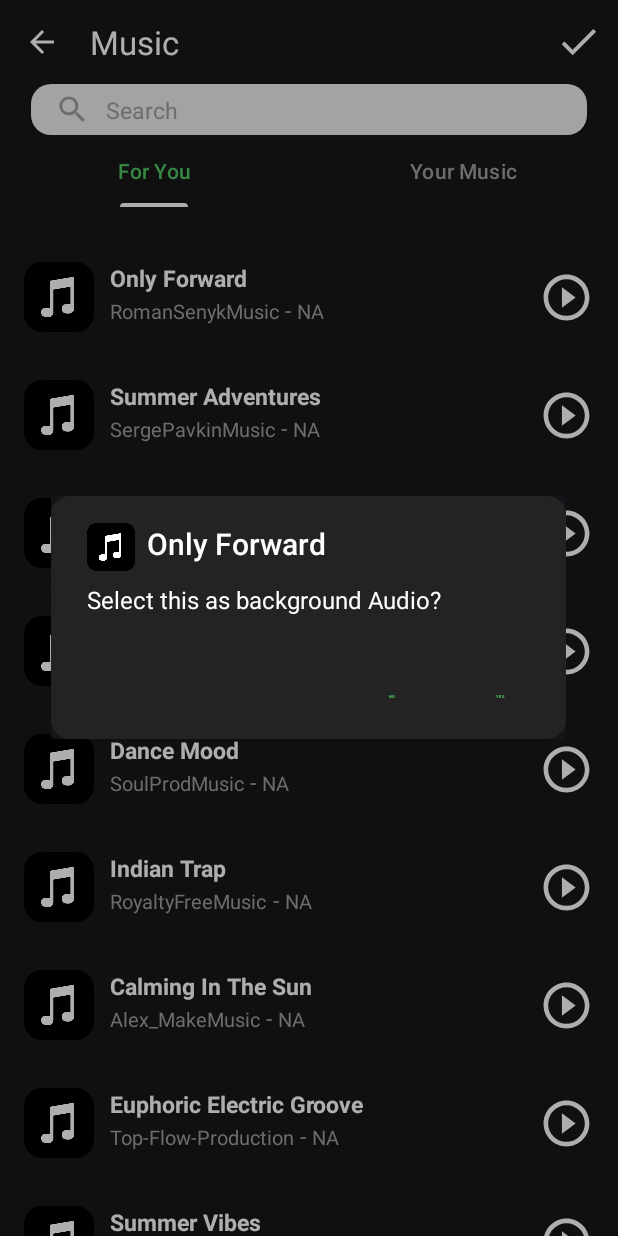
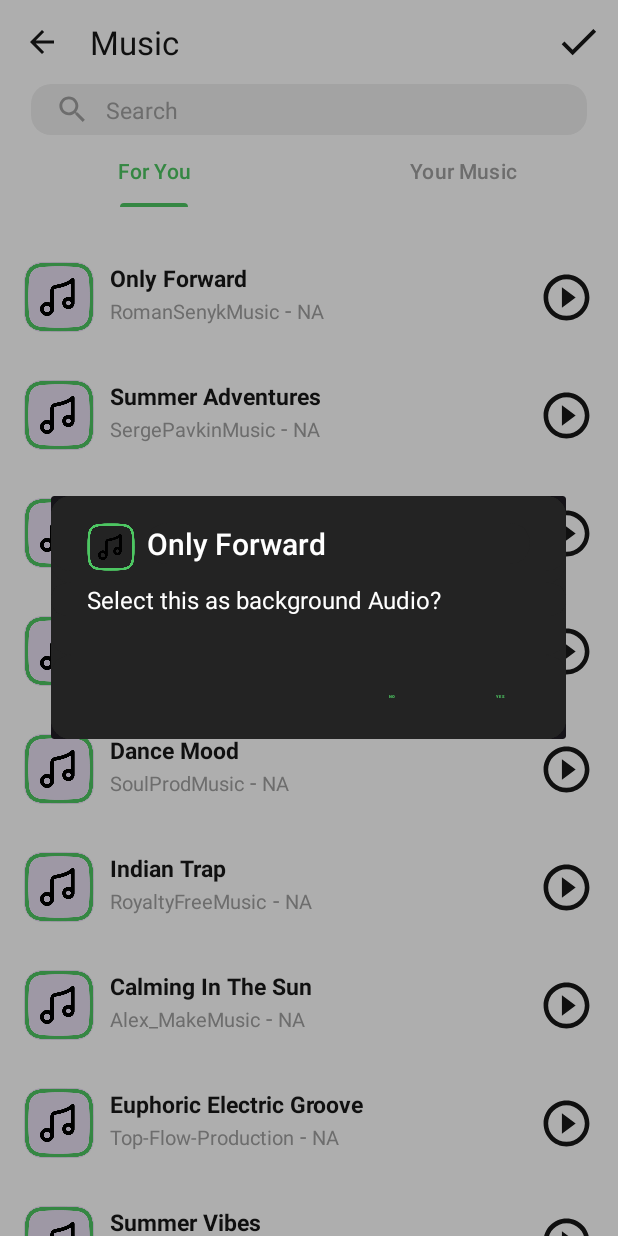
Before and after one commit to Abizer-R/Fun-Stuff-Projects, an Android app: the fragment SelectAudioBottomSheet placed in its activity, after a tap on "Only Forward", on a phone screen of 412 x 824 dp. Run offline under Robolectric (Android 15) with nearby library versions, the phone set to English and light mode, and no system bars; our stand-ins replace Dagger/Hilt's generated code, data binding, sdp/ssp sizes; pictures from the network do not load; 1 statement that could not run was skipped.

Commit message:
updated ui

```diff
--- a/Funstuff01/app/src/main/res/layout/activity_text_to_image.xml
+++ b/Funstuff01/app/src/main/res/layout/activity_text_to_image.xml
@@ -97,26 +97,19 @@
                 app:layout_constraintEnd_toStartOf="@+id/btnPost"
                 app:layout_constraintTop_toTopOf="@+id/btnPost"
                 app:layout_constraintDimensionRatio="1:1"
-                android:layout_marginEnd="@dimen/_8sdp">
+                android:layout_marginEnd="@dimen/_8sdp"
+                app:strokeWidth="0dp">
 
                 <androidx.constraintlayout.widget.ConstraintLayout
                     android:layout_width="match_parent"
                     android:layout_height="match_parent" >
-
-                    <View
-                        android:layout_width="match_parent"
-                        android:layout_height="match_parent"
-                        android:background="@color/dark_panel"
-                        android:alpha="0.95"/>
 
 
                     <androidx.appcompat.widget.AppCompatImageView
                         android:id="@+id/musicIcon"
                         android:layout_width="match_parent"
                         android:layout_height="match_parent"
-                        app:srcCompat="@drawable/ic_musical_note"
-                        app:tint="@color/colorAccent"
-                        android:padding="@dimen/_10sdp"
+                        app:srcCompat="@drawable/ic_music_new"
                         android:layout_marginEnd="@dimen/_2sdp"/>
 
 
@@ -128,8 +121,6 @@
                         android:visibility="gone"
                         app:tint="@color/colorAccent"
                         app:layout_constraintDimensionRatio="1:1"
-                        android:background="@color/dark_panel"
-                        app:shapeAppearance="@style/RoundedImageViewShape"
                         app:layout_constraintTop_toTopOf="@id/musicIcon"
                         app:layout_constraintEnd_toEndOf="@id/musicIcon"
                         app:layout_constraintStart_toStartOf="@id/guidelineHalf" />
--- /dev/null
+++ b/Funstuff01/app/src/main/res/values-night/colors.xml
@@ -0,0 +1,5 @@
+<?xml version="1.0" encoding="utf-8"?>
+<resources>
+    <color name="backgroundColor">#171717</color>
+    <color name="colorOnBackground">#FFFFFF</color>
+</resources>
--- a/Funstuff01/app/src/main/res/values/colors.xml
+++ b/Funstuff01/app/src/main/res/values/colors.xml
@@ -3,8 +3,9 @@
     <color name="black">#FF000000</color>
     <color name="white">#FFFFFFFF</color>
 
-    <color name="backgroundColor">#171717</color>
-    <color name="colorOnBackground">#FFFFFF</color>
+
+    <color name="backgroundColor">#FFFFFF</color>
+    <color name="colorOnBackground">#171717</color>
     <color name="dark_panel">#232323</color>
     <color name="colorAccent">#4DC662</color>
 
--- a/Funstuff01/backgroundAudio/src/main/java/com/example/backgroundaudio/audioList/adapter/AudioAdapter.kt
+++ b/Funstuff01/backgroundAudio/src/main/java/com/example/backgroundaudio/audioList/adapter/AudioAdapter.kt
@@ -60,8 +60,8 @@ class AudioAdapter(
                 tvAudioDuration.text = millisecondToTime(audioItem.durationInMillis)
                 Glide.with(audioIcon.context)
                     .load(audioItem.icon)
-                    .placeholder(R.drawable.ic_music_card)
-                    .error(R.drawable.ic_music_card)
+                    .placeholder(R.drawable.ic_music_new)
+                    .error(R.drawable.ic_music_new)
                     .diskCacheStrategy(DiskCacheStrategy.ALL)
                     .into(audioIcon)
 
--- a/Funstuff01/backgroundAudio/src/main/java/com/example/backgroundaudio/audioList/fragment/child/AudioListFragment.kt
+++ b/Funstuff01/backgroundAudio/src/main/java/com/example/backgroundaudio/audioList/fragment/child/AudioListFragment.kt
@@ -238,7 +238,7 @@ class AudioListFragment: Fragment(),
             unSelectItem()
         } else {
             MaterialAlertDialogBuilder(requireContext(), R.style.AlertDialogTheme).apply {
-                setIcon(R.drawable.ic_music_card)
+                setIcon(R.drawable.ic_music_new)
                 setTitle(audioItem.name)
                 setMessage(getString(R.string.select_audio_as_background))
                 setCancelable(true)
--- a/Funstuff01/backgroundAudio/src/main/res/layout/audio_list_item.xml
+++ b/Funstuff01/backgroundAudio/src/main/res/layout/audio_list_item.xml
@@ -31,7 +31,6 @@
                 android:id="@+id/cvCover"
                 android:layout_width="@dimen/_36sdp"
                 android:layout_height="@dimen/_36sdp"
-                android:backgroundTint="@color/backgroundColor"
                 app:layout_constraintStart_toStartOf="parent"
                 app:layout_constraintTop_toTopOf="parent"
                 app:strokeWidth="0dp">
@@ -41,7 +40,7 @@
                     android:layout_width="match_parent"
                     android:layout_height="match_parent"
                     android:layout_gravity="center"
-                    android:src="@drawable/ic_music_card"/>
+                    android:src="@drawable/ic_music_new"/>
 
                 <com.airbnb.lottie.LottieAnimationView
                     android:id="@+id/lottiePlayingAnim"
--- a/Funstuff01/backgroundAudio/src/main/res/layout/fragment_audio_list_parent.xml
+++ b/Funstuff01/backgroundAudio/src/main/res/layout/fragment_audio_list_parent.xml
@@ -76,7 +76,7 @@
             android:layout_height="wrap_content"
             android:background="@color/transparent"
             app:tabTextColor="@color/grey400"
-            app:tabIndicatorColor="@color/colorOnBackground"
+            app:tabIndicatorColor="@color/colorAccent"
             app:tabSelectedTextColor="@color/colorAccent"
             app:tabIndicatorHeight="@dimen/_2sdp"
             app:layout_constraintTop_toTopOf="parent"
--- a/Funstuff01/backgroundAudio/src/main/res/layout/upload_from_storage_list_item.xml
+++ b/Funstuff01/backgroundAudio/src/main/res/layout/upload_from_storage_list_item.xml
@@ -71,7 +71,7 @@
                     android:layout_width="match_parent"
                     android:layout_height="match_parent"
                     android:layout_gravity="center"
-                    android:src="@drawable/ic_music_card"/>
+                    android:src="@drawable/ic_music_new"/>
 
                 <com.airbnb.lottie.LottieAnimationView
                     android:id="@+id/lottiePlayingAnim"
```
Also changed, not shown: Funstuff01/backgroundAudio/src/main/res/drawable-night/ic_music_new.png (added), Funstuff01/backgroundAudio/src/main/res/drawable/ic_music_new.png (added).
